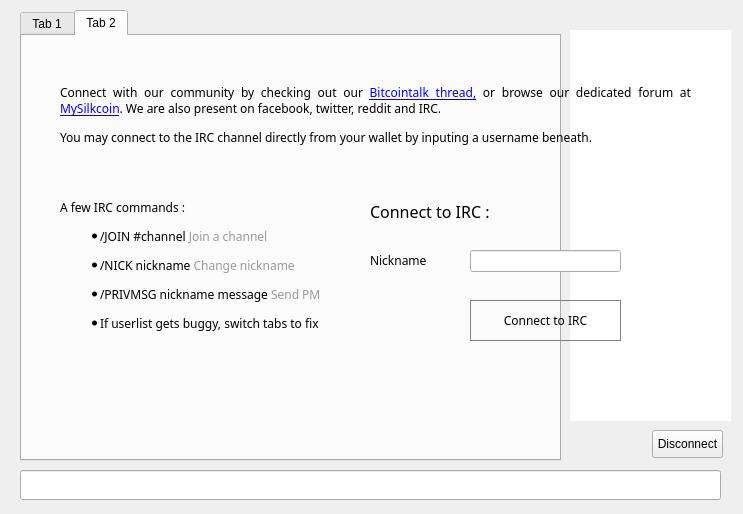
This is src/qt/forms/chatwindow.ui in BitTorCrypto/BitTor as Qt 5 draws it before an edit. The edited form follows.
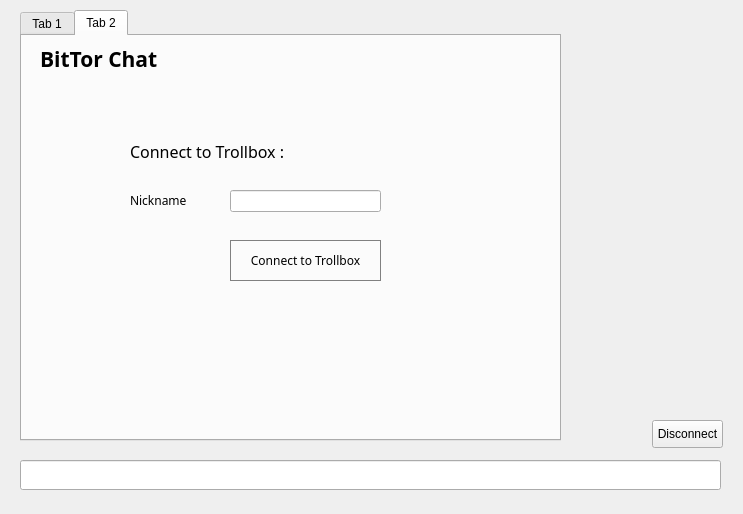
This is the edited form. The open tabs and pages were chosen to show the change. Icons and pictures are not drawn.

Patch:
```diff
--- a/src/qt/forms/chatwindow.ui
+++ b/src/qt/forms/chatwindow.ui
@@ -40,7 +40,7 @@
        <x>10</x>
        <y>0</y>
        <width>541</width>
-       <height>451</height>
+       <height>431</height>
       </rect>
      </property>
      <property name="styleSheet">
@@ -70,7 +70,7 @@
      <property name="geometry">
       <rect>
        <x>10</x>
-       <y>460</y>
+       <y>450</y>
        <width>701</width>
        <height>30</height>
       </rect>
@@ -89,12 +89,15 @@
      </property>
     </widget>
     <widget class="QListView" name="userView">
+     <property name="enabled">
+      <bool>true</bool>
+     </property>
      <property name="geometry">
       <rect>
-       <x>560</x>
-       <y>20</y>
-       <width>161</width>
-       <height>391</height>
+       <x>0</x>
+       <y>0</y>
+       <width>0</width>
+       <height>300</height>
       </rect>
      </property>
      <property name="minimumSize">
@@ -111,7 +114,7 @@
      <property name="geometry">
       <rect>
        <x>642</x>
-       <y>420</y>
+       <y>410</y>
        <width>71</width>
        <height>28</height>
       </rect>
@@ -133,127 +136,11 @@
     <property name="styleSheet">
      <string notr="true">font-family:Proxima Nova Rg;</string>
     </property>
-    <widget class="QWidget" name="layoutWidget">
-     <property name="geometry">
-      <rect>
-       <x>10</x>
-       <y>6</y>
-       <width>731</width>
-       <height>41</height>
-      </rect>
-     </property>
-     <layout class="QHBoxLayout" name="hide1">
-      <property name="spacing">
-       <number>7</number>
-      </property>
-      <item>
-       <widget class="QLabel" name="label_9">
-        <property name="sizePolicy">
-         <sizepolicy hsizetype="Preferred" vsizetype="Preferred">
-          <horstretch>0</horstretch>
-          <verstretch>0</verstretch>
-         </sizepolicy>
-        </property>
-        <property name="font">
-         <font>
-          <family>Proxima Nova Rg</family>
-         </font>
-        </property>
-        <property name="text">
-         <string>&lt;html&gt;&lt;head/&gt;&lt;body&gt;&lt;p align=&quot;center&quot;&gt;&lt;img src=&quot;:/icons/res/icons/socialt.png&quot;/&gt;&lt;/p&gt;&lt;/body&gt;&lt;/html&gt;</string>
-        </property>
-       </widget>
-      </item>
-     </layout>
-    </widget>
-    <widget class="QLabel" name="hide2">
-     <property name="geometry">
-      <rect>
-       <x>60</x>
-       <y>70</y>
-       <width>631</width>
-       <height>91</height>
-      </rect>
-     </property>
-     <property name="text">
-      <string>&lt;html&gt;&lt;head/&gt;&lt;body&gt;&lt;p align=&quot;justify&quot;&gt;&lt;span style=&quot; font-size:9pt;&quot;&gt;Connect with our community by checking out our &lt;/span&gt;&lt;a href=&quot;https://bitcointalk.org/index.php?topic=599438.0&quot;&gt;&lt;span style=&quot; font-size:9pt; text-decoration: underline; color:#0000ff;&quot;&gt;Bitcointalk thread,&lt;/span&gt;&lt;/a&gt;&lt;span style=&quot; font-size:9pt;&quot;&gt; or browse our dedicated forum at &lt;/span&gt;&lt;a href=&quot;http://www.mysilkcoin.com&quot;&gt;&lt;span style=&quot; font-size:9pt; text-decoration: underline; color:#0000ff;&quot;&gt;MySilkcoin&lt;/span&gt;&lt;/a&gt;&lt;span style=&quot; font-size:9pt;&quot;&gt;. We are also present on facebook, twitter, reddit and IRC.&lt;/span&gt;&lt;/p&gt;&lt;p align=&quot;justify&quot;&gt;&lt;span style=&quot; font-size:9pt;&quot;&gt;You may connect to the IRC channel directly from your wallet by inputing a username beneath.&lt;/span&gt;&lt;/p&gt;&lt;/body&gt;&lt;/html&gt;</string>
-     </property>
-     <property name="wordWrap">
-      <bool>true</bool>
-     </property>
-     <property name="openExternalLinks">
-      <bool>true</bool>
-     </property>
-    </widget>
-    <widget class="QLabel" name="label">
-     <property name="geometry">
-      <rect>
-       <x>100</x>
-       <y>380</y>
-       <width>71</width>
-       <height>51</height>
-      </rect>
-     </property>
-     <property name="text">
-      <string>&lt;html&gt;&lt;head/&gt;&lt;body&gt;&lt;p align=&quot;center&quot;&gt;&lt;a href=&quot;https://twitter.com/Silk_coin&quot;&gt;&lt;span style=&quot; text-decoration: underline; color:#0000ff;&quot;&gt;&lt;img src=&quot;:/icons/twitter&quot;/&gt;&lt;/span&gt;&lt;/a&gt;&lt;/p&gt;&lt;/body&gt;&lt;/html&gt;</string>
-     </property>
-     <property name="margin">
-      <number>5</number>
-     </property>
-     <property name="openExternalLinks">
-      <bool>true</bool>
-     </property>
-    </widget>
-    <widget class="QLabel" name="label_3">
-     <property name="geometry">
-      <rect>
-       <x>190</x>
-       <y>380</y>
-       <width>53</width>
-       <height>51</height>
-      </rect>
-     </property>
-     <property name="text">
-      <string>&lt;html&gt;&lt;head/&gt;&lt;body&gt;&lt;p&gt;&lt;a href=&quot;https://www.facebook.com/Silkcoin&quot;&gt;&lt;span style=&quot; text-decoration: underline; color:#0000ff;&quot;&gt;&lt;img src=&quot;:/icons/face&quot;/&gt;&lt;/span&gt;&lt;/a&gt;&lt;/p&gt;&lt;/body&gt;&lt;/html&gt;</string>
-     </property>
-     <property name="openExternalLinks">
-      <bool>true</bool>
-     </property>
-    </widget>
-    <widget class="QLabel" name="label_4">
-     <property name="geometry">
-      <rect>
-       <x>260</x>
-       <y>380</y>
-       <width>41</width>
-       <height>51</height>
-      </rect>
-     </property>
-     <property name="text">
-      <string>&lt;html&gt;&lt;head/&gt;&lt;body&gt;&lt;p&gt;&lt;a href=&quot;http://www.reddit.com/r/silkcoinofficial/&quot;&gt;&lt;span style=&quot; text-decoration: underline; color:#0000ff;&quot;&gt;&lt;img src=&quot;:/icons/reddit&quot;/&gt;&lt;/span&gt;&lt;/a&gt;&lt;/p&gt;&lt;/body&gt;&lt;/html&gt;</string>
-     </property>
-     <property name="openExternalLinks">
-      <bool>true</bool>
-     </property>
-    </widget>
-    <widget class="QLabel" name="label_2">
-     <property name="geometry">
-      <rect>
-       <x>60</x>
-       <y>160</y>
-       <width>291</width>
-       <height>211</height>
-      </rect>
-     </property>
-     <property name="text">
-      <string>&lt;html&gt;&lt;head/&gt;&lt;body&gt;&lt;p&gt;A few IRC commands :&lt;/p&gt;&lt;ul style=&quot;margin-top: 0px; margin-bottom: 0px; margin-left: 0px; margin-right: 0px; -qt-list-indent: 1;&quot;&gt;&lt;li style=&quot; margin-top:12px; margin-bottom:12px; margin-left:0px; margin-right:0px; -qt-block-indent:0; text-indent:0px;&quot;&gt;/JOIN #channel &lt;span style=&quot; color:#9a9a9a;&quot;&gt;Join a channel&lt;/span&gt;&lt;/li&gt;&lt;li style=&quot; margin-top:12px; margin-bottom:12px; margin-left:0px; margin-right:0px; -qt-block-indent:0; text-indent:0px;&quot;&gt;/NICK nickname &lt;span style=&quot; color:#9a9a9a;&quot;&gt;Change nickname&lt;/span&gt;&lt;/li&gt;&lt;li style=&quot; margin-top:12px; margin-bottom:12px; margin-left:0px; margin-right:0px; -qt-block-indent:0; text-indent:0px;&quot;&gt;/PRIVMSG nickname message &lt;span style=&quot; color:#9a9a9a;&quot;&gt;Send PM &lt;/span&gt;&lt;/li&gt;&lt;li style=&quot; margin-top:0px; margin-bottom:0px; margin-left:0px; margin-right:0px; -qt-block-indent:0; text-indent:0px;&quot;&gt;If userlist gets buggy, switch tabs to fix&lt;/li&gt;&lt;/ul&gt;&lt;/body&gt;&lt;/html&gt;</string>
-     </property>
-    </widget>
     <widget class="QLineEdit" name="editPseudo">
      <property name="geometry">
       <rect>
-       <x>470</x>
-       <y>250</y>
+       <x>230</x>
+       <y>190</y>
        <width>151</width>
        <height>22</height>
       </rect>
@@ -265,8 +152,8 @@
     <widget class="QLabel" name="label_5">
      <property name="geometry">
       <rect>
-       <x>370</x>
-       <y>250</y>
+       <x>130</x>
+       <y>190</y>
        <width>61</width>
        <height>21</height>
       </rect>
@@ -278,8 +165,8 @@
     <widget class="QPushButton" name="buttonConnect">
      <property name="geometry">
       <rect>
-       <x>470</x>
-       <y>300</y>
+       <x>230</x>
+       <y>240</y>
        <width>151</width>
        <height>41</height>
       </rect>
@@ -288,33 +175,46 @@
       <string notr="true">border-radius:40px;border:1px solid grey</string>
      </property>
      <property name="text">
-      <string>Connect to IRC</string>
+      <string>Connect to Trollbox</string>
      </property>
     </widget>
     <widget class="QLabel" name="label_10">
      <property name="geometry">
       <rect>
-       <x>370</x>
-       <y>200</y>
+       <x>130</x>
+       <y>140</y>
        <width>161</width>
        <height>21</height>
       </rect>
      </property>
      <property name="text">
-      <string>&lt;html&gt;&lt;head/&gt;&lt;body&gt;&lt;p&gt;&lt;span style=&quot; font-size:12pt;&quot;&gt;Connect to IRC :&lt;/span&gt;&lt;/p&gt;&lt;/body&gt;&lt;/html&gt;</string>
+      <string>&lt;html&gt;&lt;head/&gt;&lt;body&gt;&lt;p&gt;&lt;span style=&quot; font-size:12pt;&quot;&gt;Connect to Trollbox :&lt;/span&gt;&lt;/p&gt;&lt;/body&gt;&lt;/html&gt;</string>
      </property>
     </widget>
-    <zorder>layoutWidget</zorder>
-    <zorder>hide2</zorder>
-    <zorder>label</zorder>
-    <zorder>label_3</zorder>
-    <zorder>label_4</zorder>
-    <zorder>label_2</zorder>
-    <zorder>editPseudo</zorder>
-    <zorder>label_5</zorder>
-    <zorder>buttonConnect</zorder>
-    <zorder>label_10</zorder>
-    <zorder>label_9</zorder>
+    <widget class="QLabel" name="label_9">
+     <property name="geometry">
+      <rect>
+       <x>40</x>
+       <y>40</y>
+       <width>491</width>
+       <height>39</height>
+      </rect>
+     </property>
+     <property name="sizePolicy">
+      <sizepolicy hsizetype="Preferred" vsizetype="Preferred">
+       <horstretch>0</horstretch>
+       <verstretch>0</verstretch>
+      </sizepolicy>
+     </property>
+     <property name="font">
+      <font>
+       <family>Proxima Nova Rg</family>
+      </font>
+     </property>
+     <property name="text">
+      <string>&lt;html&gt;&lt;head/&gt;&lt;body&gt;&lt;p&gt;&lt;span style=&quot; font-size:16pt; font-weight:600;&quot;&gt;BitTor Chat&lt;/span&gt;&lt;/p&gt;&lt;/body&gt;&lt;/html&gt;</string>
+     </property>
+    </widget>
    </widget>
   </widget>
   <action name="actionQuit">
```
Left out of the diff: 2 changed lines with no effect on the pictures.
